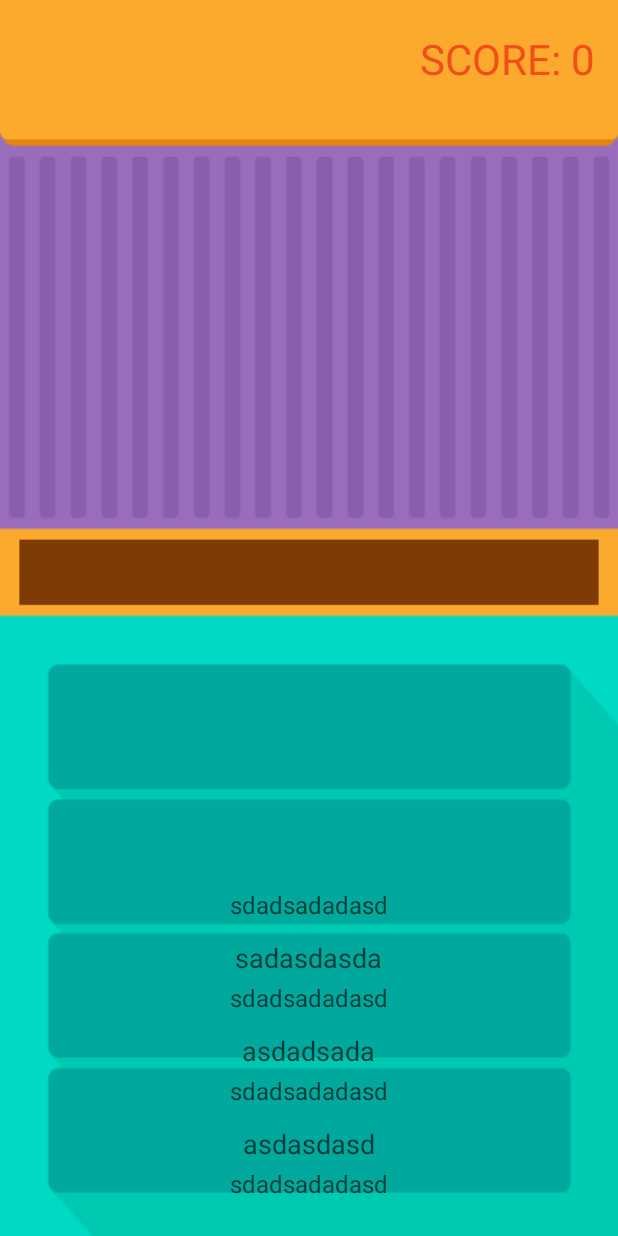
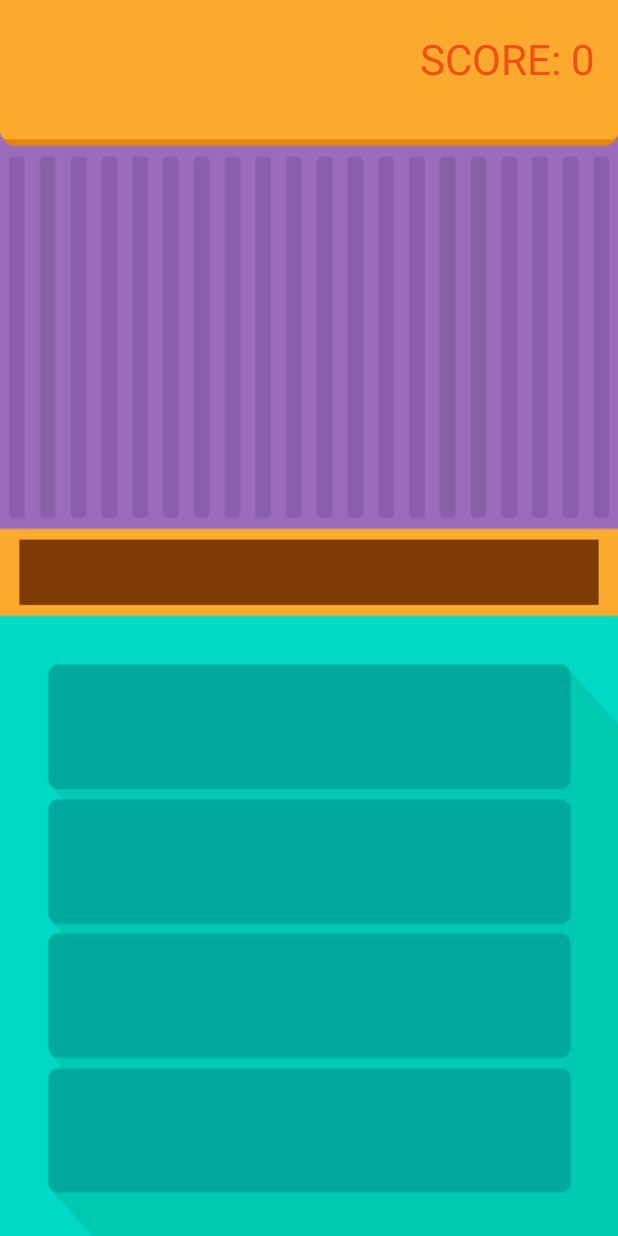
Before and after one commit to Eblait/WhatsTheSong, an Android app: the QuizScreenActivity screen opened directly, with no data from a screen before it, on a phone screen of 412 x 824 dp. Run offline under Robolectric (Android 15) with nearby library versions, the phone set to English and light mode, and no system bars; 1 statement that could not run was skipped.

Commit message:
Damn thing doesn't work

```diff
--- a/app/src/main/res/layout/activity_quiz_screen.xml
+++ b/app/src/main/res/layout/activity_quiz_screen.xml
@@ -36,7 +36,6 @@
         android:layout_width="wrap_content"
         android:layout_height="wrap_content"
         android:textSize="18sp"
-        android:text="sdadsadadasd"
         android:textColor="#013E38"
         android:id="@+id/music1"
         android:layout_marginBottom="235dp"
@@ -47,7 +46,6 @@
         android:layout_width="wrap_content"
         android:layout_height="wrap_content"
         android:textSize="16sp"
-        android:text="sdadsadadasd"
         android:textColor="#013E38"
         android:id="@+id/artist1"
         android:layout_marginBottom="210dp"
@@ -59,7 +57,6 @@
         android:layout_height="wrap_content"
         android:textSize="18sp"
         android:textColor="#013E38"
-        android:text="sadasdasda"
         android:id="@+id/music2"
         android:layout_alignTop="@+id/music1"
         android:layout_marginTop="62dp"
@@ -69,7 +66,6 @@
         android:layout_width="wrap_content"
         android:layout_height="wrap_content"
         android:textSize="16sp"
-        android:text="sdadsadadasd"
         android:textColor="#013E38"
         android:id="@+id/artist2"
         android:layout_alignTop="@+id/artist1"
@@ -81,7 +77,6 @@
         android:layout_height="wrap_content"
         android:textSize="18sp"
         android:textColor="#013E38"
-        android:text="asdadsada"
         android:id="@+id/music3"
         android:layout_alignTop="@+id/music2"
         android:layout_marginTop="62dp"
@@ -91,7 +86,6 @@
         android:layout_width="wrap_content"
         android:layout_height="wrap_content"
         android:textSize="16sp"
-        android:text="sdadsadadasd"
         android:textColor="#013E38"
         android:id="@+id/artist3"
         android:layout_alignTop="@+id/artist2"
@@ -103,7 +97,6 @@
         android:layout_height="wrap_content"
         android:textSize="18sp"
         android:textColor="#013E38"
-        android:text="asdasdasd"
         android:id="@+id/music4"
         android:layout_alignTop="@+id/music3"
         android:layout_marginTop="62dp"
@@ -113,7 +106,6 @@
         android:layout_width="wrap_content"
         android:layout_height="wrap_content"
         android:textSize="16sp"
-        android:text="sdadsadadasd"
         android:textColor="#013E38"
         android:id="@+id/artist4"
         android:layout_alignTop="@+id/artist3"
@@ -224,4 +216,18 @@
 
     </FrameLayout>
 
+    <FrameLayout
+        android:layout_width="360dp"
+        android:layout_height="30dp"
+        android:layout_marginTop="247.5dp"
+        android:layout_centerHorizontal="true">
+
+        <ImageView
+            android:layout_width="0dp"
+            android:layout_height="fill_parent"
+            android:scaleType="fitXY"
+            android:id="@+id/loading_bar_drum"
+            android:src="@drawable/loading_bar_drum" />
+        </FrameLayout>
+
 </RelativeLayout>
```
Also changed, not shown: app/src/main/java/voxar/cin/ufpe/br/whatsthesong/NetworkThread.java (+4 -6 lines), app/src/main/java/voxar/cin/ufpe/br/whatsthesong/utils/ProgressBar.java (added, +43 -0 lines), app/src/main/res/drawable-xhdpi/loading_bar_bass.png (added), app/src/main/res/drawable-xhdpi/loading_bar_drum.png (added), app/src/main/res/drawable-xhdpi/loading_bar_guitar.png (added), app/src/main/res/drawable-xhdpi/loading_bar_keyboard.png (added), app/src/main/res/drawable-xhdpi/loading_bar_sax.png (added), app/src/main/res/drawable-xhdpi/loading_bar_voice.png (added).
